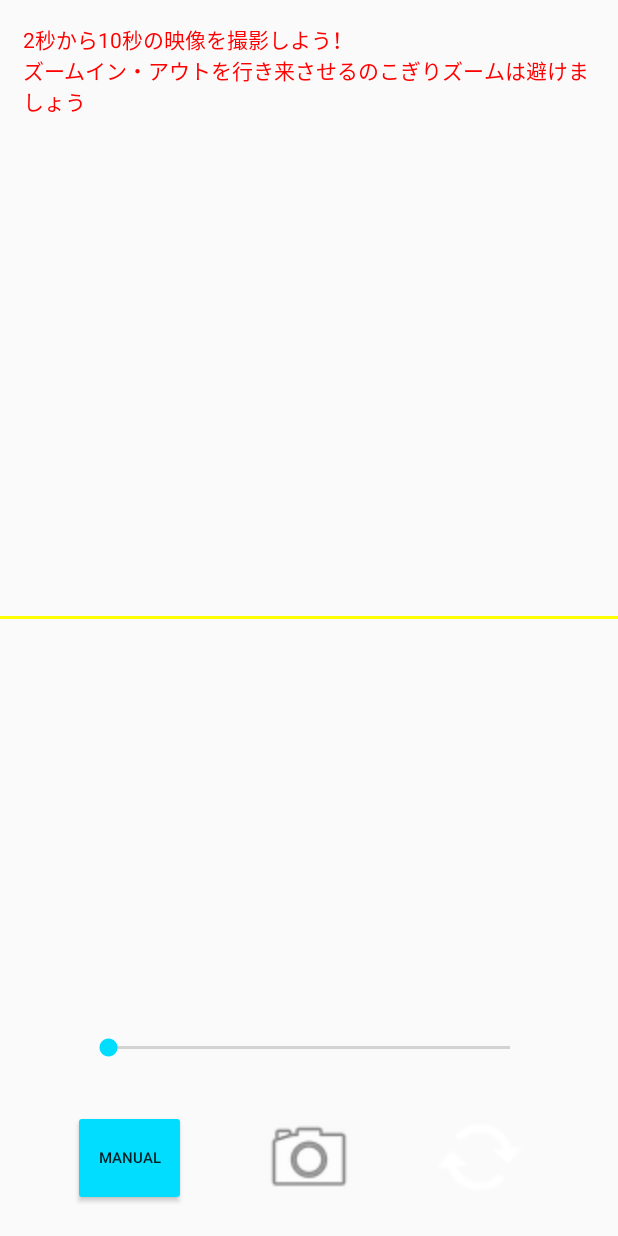
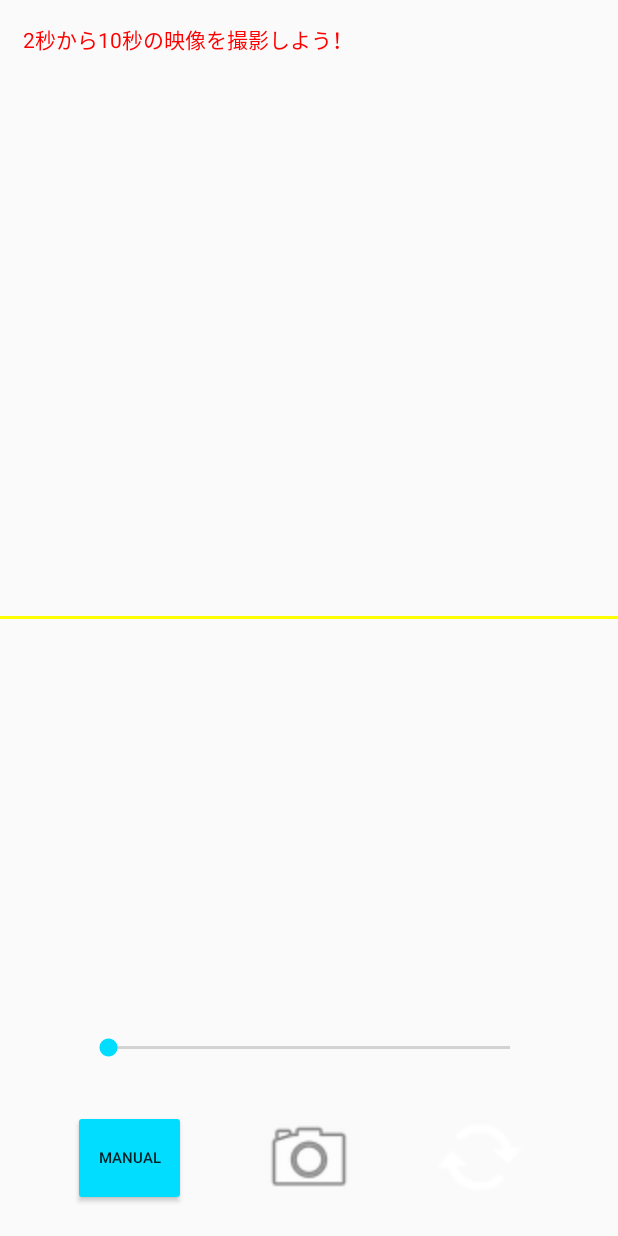
Before and after one commit to t15cs028/AudioVideoRecording, an Android app: the fragment CameraFragment placed in its activity, on a phone screen of 412 x 824 dp. Run offline under Robolectric (Android 15) with nearby library versions, the phone set to English and light mode, and no system bars; pictures from the network do not load; 1 statement that could not run was skipped.

Commit message:
[modify] アプリ名 [delete] 撮影画面のアドバイス文のズームに関すること削除

```diff
--- a/app/src/main/res/layout-land/fragment_main.xml
+++ b/app/src/main/res/layout-land/fragment_main.xml
@@ -110,14 +110,5 @@
         android:text="2秒から10秒の映像を撮影しよう！"
         android:textColor="#ffff0000" />
 
-    <TextView
-        android:id="@+id/addvice_zoom"
-        android:layout_width="wrap_content"
-        android:layout_height="wrap_content"
-        android:layout_alignParentLeft="true"
-        android:layout_marginLeft="15dp"
-        android:layout_below="@+id/advice"
-        android:text="ズームイン・アウトを行き来させるのこぎりズームは避けましょう"
-        android:textColor="#ffff0000" />
 
 </RelativeLayout>
--- a/app/src/main/res/layout/fragment_main.xml
+++ b/app/src/main/res/layout/fragment_main.xml
@@ -118,16 +118,6 @@
 		android:text="2秒から10秒の映像を撮影しよう！"
 		android:textColor="#ffff0000" />
 
-	<TextView
-		android:id="@+id/addvice_zoom"
-		android:layout_width="wrap_content"
-		android:layout_height="wrap_content"
-		android:layout_alignParentLeft="true"
-		android:layout_marginLeft="15dp"
-		android:layout_below="@+id/advice"
-		android:text="ズームイン・アウトを行き来させるのこぎりズームは避けましょう"
-		android:textColor="#ffff0000" />
-
 	<SeekBar
 		android:id="@+id/zoom"
 		android:layout_width="300dp"
--- a/app/src/main/res/values/strings.xml
+++ b/app/src/main/res/values/strings.xml
@@ -1,6 +1,6 @@
 <?xml version="1.0" encoding="utf-8"?>
 <resources>
-    <string name="app_name">撮影支援アプリ</string>
+    <string name="app_name">撮影プランアプリ</string>
     <string name="action_settings">Settings</string>
     <string name="title_home">Home</string>
     <string name="title_dashboard">Dashboard</string>
```
